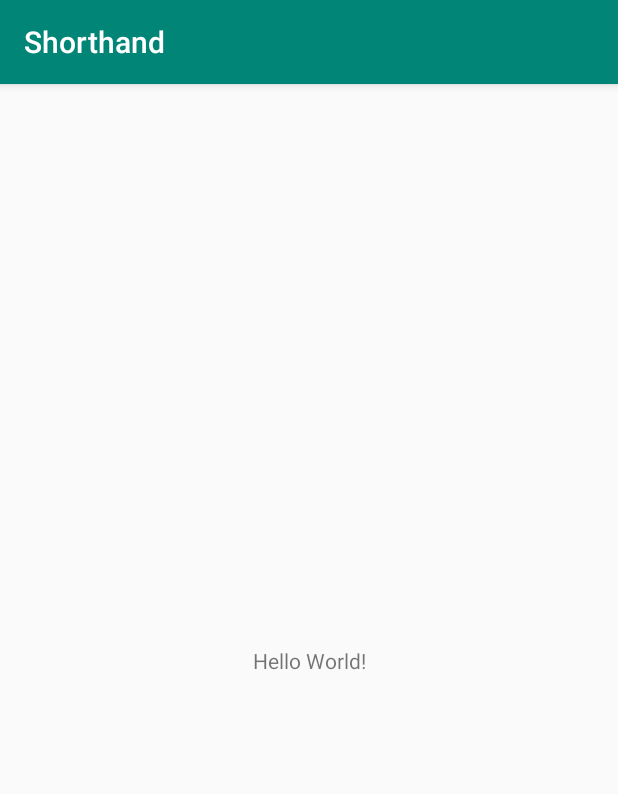
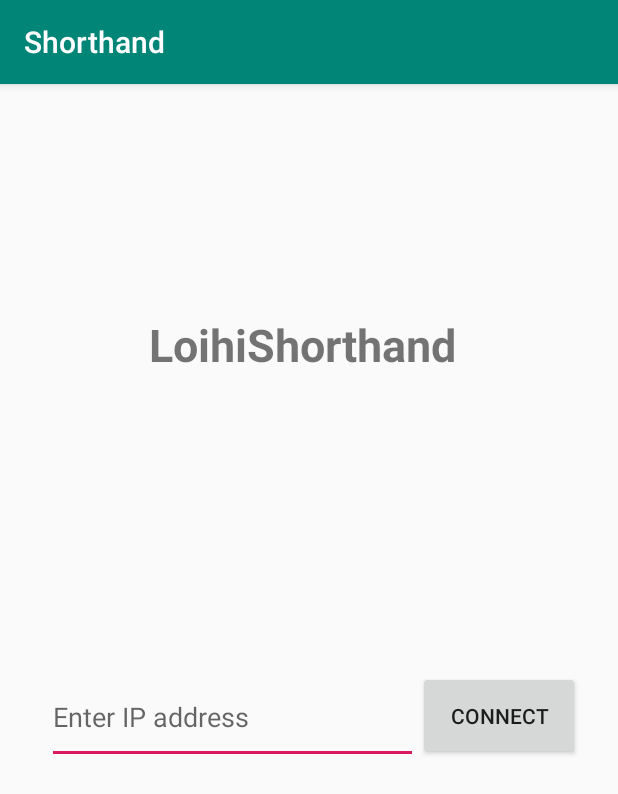
Before and after one commit to BigQNotation/LoihiShorthand, an Android app: the screen it shows after launch (MainActivity), on a phone screen of 412 x 824 dp. Shown: the top 794 px of the screen. Run offline under Robolectric (Android 15) with nearby library versions, the phone set to English and light mode, and no system bars.

Commit message:
added UI

```diff
--- a/app/src/main/AndroidManifest.xml
+++ b/app/src/main/AndroidManifest.xml
@@ -16,6 +16,7 @@
                 <category android:name="android.intent.category.LAUNCHER" />
             </intent-filter>
         </activity>
+        <activity android:name=".WriteActivity" />
     </application>
 
 </manifest>
--- a/app/src/main/java/com/example/shorthand/MainActivity.java
+++ b/app/src/main/java/com/example/shorthand/MainActivity.java
@@ -2,7 +2,10 @@ package com.example.shorthand;
 
 import androidx.appcompat.app.AppCompatActivity;
 
+import android.content.Intent;
 import android.os.Bundle;
+import android.view.View;
+
 
 public class MainActivity extends AppCompatActivity {
 
@@ -10,5 +13,23 @@ public class MainActivity extends AppCompatActivity {
     protected void onCreate(Bundle savedInstanceState) {
         super.onCreate(savedInstanceState);
         setContentView(R.layout.activity_main);
+        Buttons();
     }
+
+    public void Buttons() {
+        findViewById(R.id.connectButton).setOnClickListener(click);
+
+    }
+
+    private View.OnClickListener click = new View.OnClickListener() {
+
+        public void onClick(View view) {
+            switch (view.getId()) {
+                case R.id.connectButton:
+                    startActivity(new Intent(MainActivity.this, WriteActivity.class));
+                    break;
+            }
+        }
+
+    };
 }
--- a/app/src/main/res/layout/activity_main.xml
+++ b/app/src/main/res/layout/activity_main.xml
@@ -7,12 +7,44 @@
     tools:context=".MainActivity">
 
     <TextView
-        android:layout_width="wrap_content"
-        android:layout_height="wrap_content"
-        android:text="Hello World!"
+        android:id="@+id/textView"
+        android:layout_width="276dp"
+        android:layout_height="89dp"
+        android:gravity="center"
+        android:text="LoihiShorthand "
+        android:textSize="30sp"
+        android:textStyle="bold"
         app:layout_constraintBottom_toBottomOf="parent"
+        app:layout_constraintHorizontal_bias="0.496"
         app:layout_constraintLeft_toLeftOf="parent"
         app:layout_constraintRight_toRightOf="parent"
-        app:layout_constraintTop_toTopOf="parent" />
+        app:layout_constraintTop_toTopOf="parent"
+        app:layout_constraintVertical_bias="0.191" />
+
+    <Button
+        android:id="@+id/connectButton"
+        android:layout_width="108dp"
+        android:layout_height="59dp"
+        android:text="Connect"
+        app:layout_constraintBottom_toBottomOf="parent"
+        app:layout_constraintEnd_toEndOf="parent"
+        app:layout_constraintHorizontal_bias="0.917"
+        app:layout_constraintStart_toStartOf="parent"
+        app:layout_constraintTop_toTopOf="parent"
+        app:layout_constraintVertical_bias="0.552" />
+
+    <EditText
+        android:id="@+id/editText2"
+        android:layout_width="247dp"
+        android:layout_height="62dp"
+        android:ems="10"
+        android:hint="Enter IP address"
+        android:inputType="textPersonName"
+        app:layout_constraintBottom_toBottomOf="parent"
+        app:layout_constraintEnd_toEndOf="parent"
+        app:layout_constraintHorizontal_bias="0.189"
+        app:layout_constraintStart_toStartOf="parent"
+        app:layout_constraintTop_toTopOf="parent"
+        app:layout_constraintVertical_bias="0.554" />
 
 </androidx.constraintlayout.widget.ConstraintLayout>
```
Also changed, not shown: app/src/main/java/com/example/shorthand/WriteActivity.java (added, +15 -0 lines), app/src/main/res/layout/activity_write.xml (added, +30 -0 lines), 1 other file.
